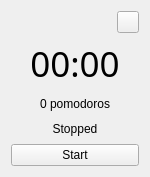
The window that src/win.ui (rtkt/pomodoro) describes before a commit, drawn with Qt 5.
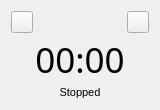
The same window after the commit.

Diff of the .ui file:
```diff
--- a/src/win.ui
+++ b/src/win.ui
@@ -6,10 +6,16 @@
    <rect>
     <x>0</x>
     <y>0</y>
-    <width>150</width>
-    <height>177</height>
+    <width>160</width>
+    <height>110</height>
    </rect>
   </property>
+  <property name="minimumSize">
+   <size>
+    <width>160</width>
+    <height>110</height>
+   </size>
+  </property>
   <property name="windowTitle">
    <string>Pomodoro timer</string>
   </property>
@@ -18,24 +24,73 @@
   </property>
   <widget class="QWidget" name="centralWidget">
    <layout class="QGridLayout" name="gridLayout">
-    <item row="2" column="0" colspan="2">
-     <widget class="QLabel" name="Count">
+    <item row="0" column="0">
+     <layout class="QHBoxLayout" name="horizontalLayout">
+      <item>
+       <widget class="QPushButton" name="toggleBtn">
+        <property name="sizePolicy">
+         <sizepolicy hsizetype="Fixed" vsizetype="Fixed">
+          <horstretch>0</horstretch>
+          <verstretch>0</verstretch>
+         </sizepolicy>
+        </property>
+        <property name="minimumSize">
+         <size>
+          <width>22</width>
+          <height>22</height>
+         </size>
+        </property>
+        <property name="maximumSize">
+         <size>
+          <width>22</width>
+          <height>22</height>
+         </size>
+        </property>
+        <property name="toolTip">
+         <string>Toggle timer</string>
+        </property>
       <property name="text">
-       <string>0 pomodoros</string>
+         <string/>
+        </property>
+       </widget>
+      </item>
+      <item>
+       <widget class="QLabel" name="count">
+        <property name="sizePolicy">
+         <sizepolicy hsizetype="Fixed" vsizetype="Fixed">
+          <horstretch>0</horstretch>
+          <verstretch>0</verstretch>
+         </sizepolicy>
+        </property>
+        <property name="minimumSize">
+         <size>
+          <width>22</width>
+          <height>22</height>
+         </size>
+        </property>
+        <property name="maximumSize">
+         <size>
+          <width>250</width>
+          <height>22</height>
+         </size>
+        </property>
+        <property name="font">
+         <font>
+          <pointsize>8</pointsize>
+         </font>
+        </property>
+        <property name="toolTip">
+         <string/>
+        </property>
+        <property name="text">
+         <string/>
       </property>
       <property name="alignment">
-       <set>Qt::AlignCenter</set>
+         <set>Qt::AlignLeading|Qt::AlignLeft|Qt::AlignVCenter</set>
       </property>
      </widget>
     </item>
-    <item row="6" column="0" colspan="2">
-     <widget class="QPushButton" name="Btn">
-      <property name="text">
-       <string>Start</string>
-      </property>
-     </widget>
-    </item>
-    <item row="0" column="1">
+      <item>
      <widget class="QPushButton" name="closeBtn">
       <property name="sizePolicy">
        <sizepolicy hsizetype="Fixed" vsizetype="Fixed">
@@ -54,7 +109,9 @@
       </property>
      </widget>
     </item>
-    <item row="1" column="0" colspan="2">
+     </layout>
+    </item>
+    <item row="1" column="0">
      <widget class="QLabel" name="Time">
       <property name="maximumSize">
        <size>
@@ -76,8 +133,13 @@
       </property>
      </widget>
     </item>
-    <item row="3" column="0" colspan="2">
+    <item row="2" column="0">
      <widget class="QLabel" name="Msg">
+      <property name="font">
+       <font>
+        <pointsize>8</pointsize>
+       </font>
+      </property>
       <property name="text">
        <string>Stopped</string>
       </property>
```
Left out of the diff: 5 changed lines with no effect on the pictures. Lines whose indentation alone changed are shown as unchanged.
